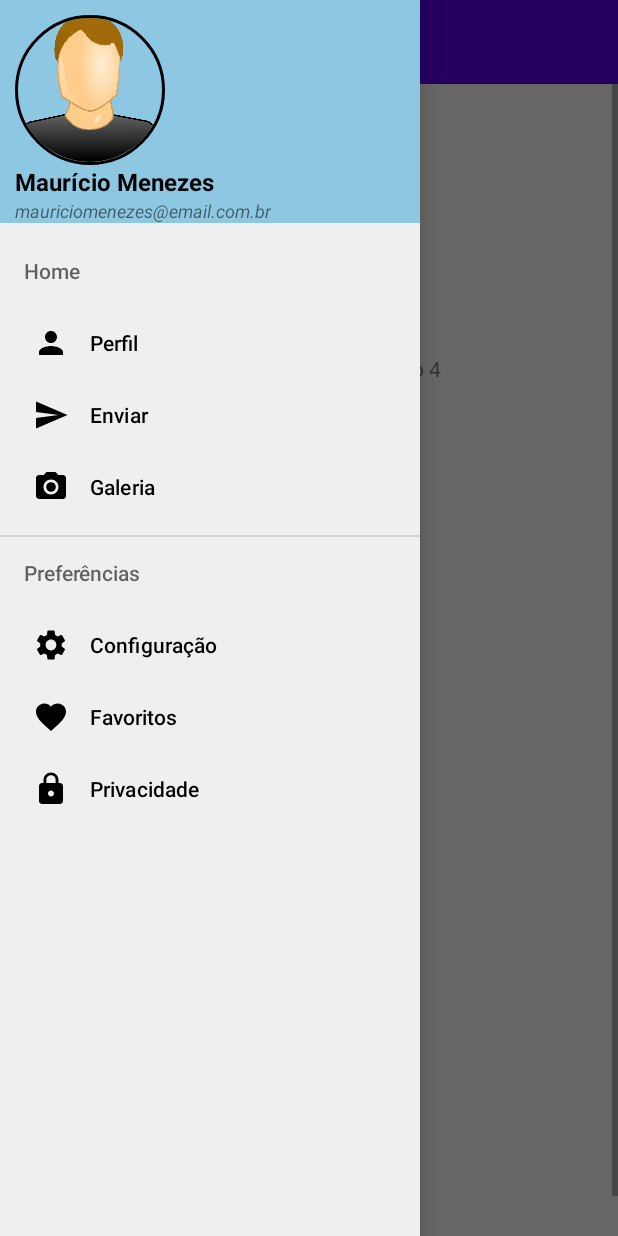
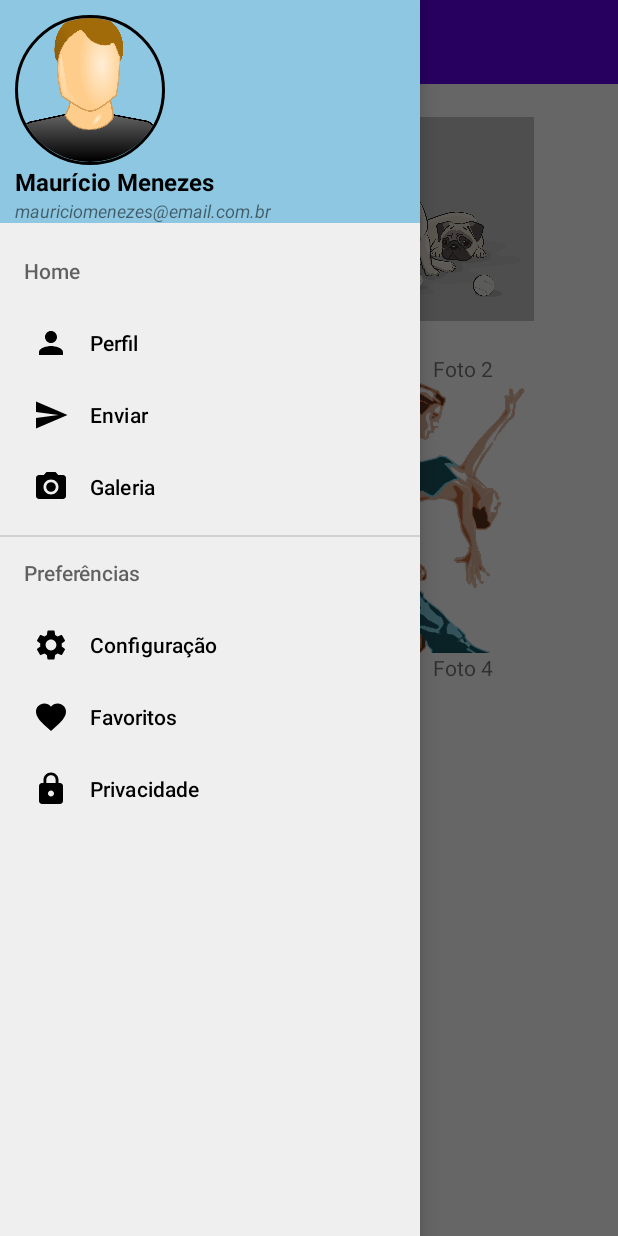
Before and after one commit to MarcinhoLetsCode/NavDrawerTeste, an Android app: the fragment FragmentGaleria placed in its activity, with the side drawer open, on a phone screen of 412 x 824 dp. Run offline under Robolectric (Android 15) with nearby library versions, the light colour scheme and no system bars; our stand-ins replace CircleImageView.

Commit message:
OutOfBounds Error Fixed

```diff
--- a/app/src/main/java/br/com/etecia/navdrawerteste/FragmentGaleria.java
+++ b/app/src/main/java/br/com/etecia/navdrawerteste/FragmentGaleria.java
@@ -16,7 +16,7 @@ import android.widget.TextView;
 public class FragmentGaleria extends Fragment {
 
     GridView gridView;
-    String tituloGaleria[] = {"Foto 1, Foto 2, Foto 3, Foto 4"};
+    String tituloGaleria[] = {"Foto 1", "Foto 2", "Foto 3", "Foto 4"};
     int fotoGaleria[] = {R.drawable.kids, R.drawable.dogs, R.drawable.park, R.drawable.couple};
 
     @Override
--- a/app/src/main/res/layout/fragment_galeria.xml
+++ b/app/src/main/res/layout/fragment_galeria.xml
@@ -6,8 +6,9 @@
     tools:context=".FragmentGaleria">
 
     <GridView
-        android:layout_width="match_parent"
-        android:layout_height="match_parent"
+        android:numColumns="2"
+        android:layout_width="wrap_content"
+        android:layout_height="wrap_content"
         android:id="@+id/lvGaleria"
         />
 
--- a/app/src/main/res/layout/modelo_galeria.xml
+++ b/app/src/main/res/layout/modelo_galeria.xml
@@ -6,7 +6,7 @@
 
     <ImageView
         android:id="@+id/ivFoto"
-        android:layout_width="200dp"
+        android:layout_width="150dp"
         android:layout_height="180dp"
         android:src="@color/black"
         />
```
